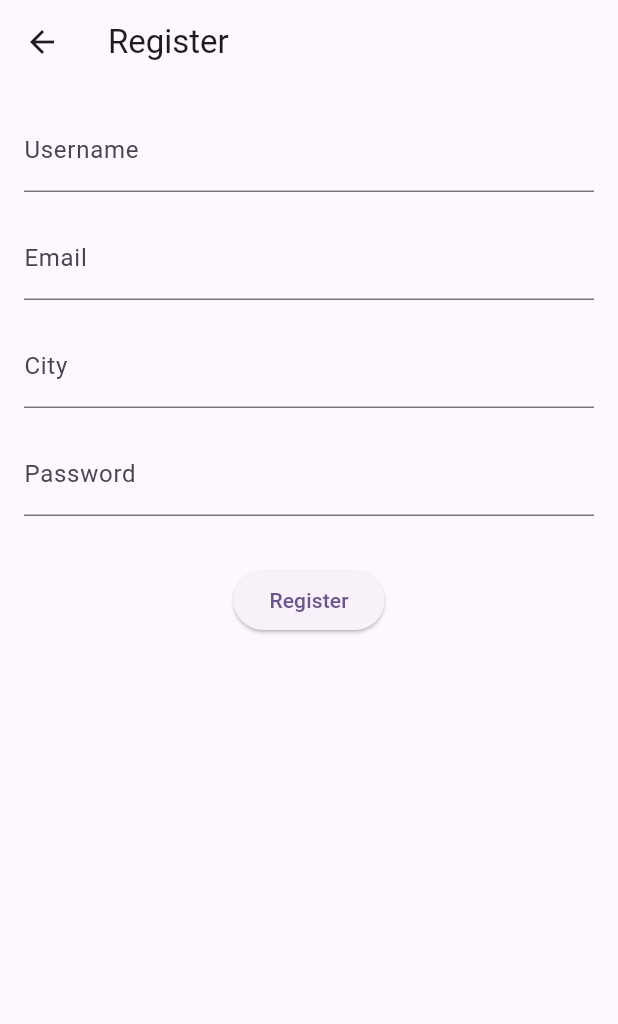
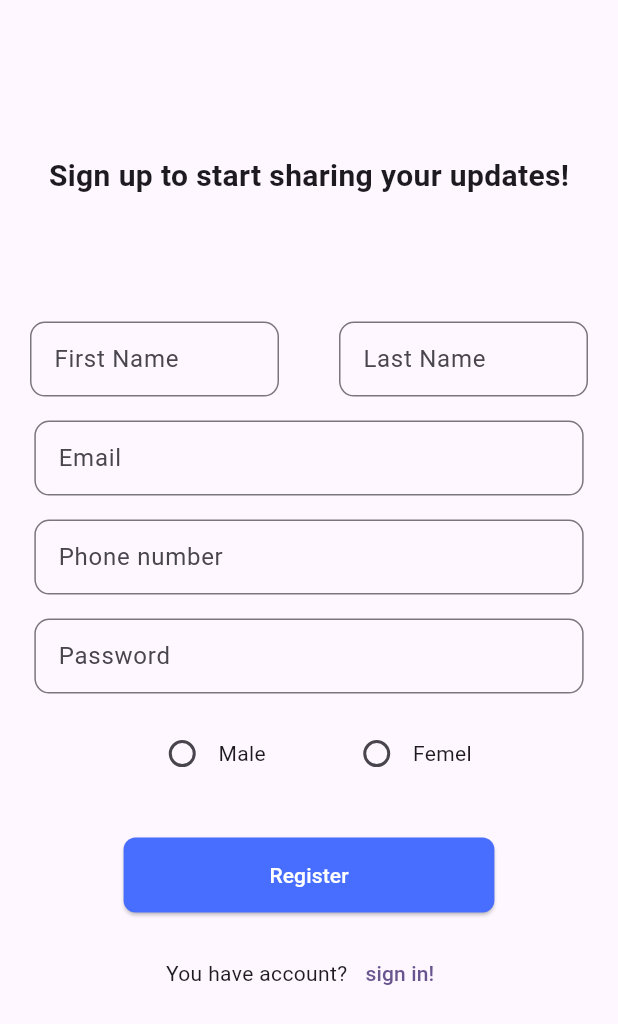
Before and after one commit to mazineab/Echo-App, a Flutter app: the Register screen opened by its route, on a phone screen of 412 x 824 dp. Shown: the top 1024 px of the screen. Run offline on Flutter 3.47's test engine with Material 3 defaults, Android fonts, the phone set to English and light mode, and no system bars; our stand-ins replace cloud_firestore, firebase_auth, firebase_core, get; accounts and stored records are empty; network calls fail.

Commit message:
update UI for signin and signup screens

```diff
--- /dev/null
+++ b/lib/common/widgets/custom_button.dart
@@ -0,0 +1,26 @@
+import 'package:flutter/material.dart';
+
+@immutable
+class CustomButton extends StatelessWidget {
+  final Widget child;
+  final VoidCallback onTap;
+  const CustomButton({super.key, required this.child, required this.onTap});
+
+  @override
+  Widget build(BuildContext context) {
+    return Container(
+      width: double.infinity,
+      margin: EdgeInsets.symmetric(
+          horizontal: MediaQuery.of(context).size.width / 5),
+      height: 50,
+      child: ElevatedButton(
+          style: ButtonStyle(
+              backgroundColor: const WidgetStatePropertyAll(Color(0xFF486eff)),
+              foregroundColor: const WidgetStatePropertyAll(Colors.white),
+              shape: WidgetStatePropertyAll(RoundedRectangleBorder(
+                  borderRadius: BorderRadius.circular(8)))),
+          onPressed: onTap,
+          child: child),
+    );
+  }
+}
--- /dev/null
+++ b/lib/common/widgets/custom_text_fields.dart
@@ -0,0 +1,33 @@
+import 'package:flutter/material.dart';
+
+class CustomTextFeild extends StatelessWidget {
+  final String label;
+  final TextEditingController controller;
+  final bool isPassword;
+  final bool hasMargin;
+
+  const CustomTextFeild(
+      {super.key,
+      required this.label,
+      required this.controller,
+      required this.isPassword,
+      this.hasMargin = true});
+
+  @override
+  Widget build(BuildContext context) {
+    return Container(
+      margin: EdgeInsets.symmetric(
+          horizontal:
+              hasMargin ? MediaQuery.of(context).size.width / 18 : 20.0),
+      height: 50,
+      child: TextFormField(
+        controller: controller,
+        obscureText: isPassword,
+        decoration: InputDecoration(
+          label: Text(label),
+          border: OutlineInputBorder(borderRadius: BorderRadius.circular(10)),
+        ),
+      ),
+    );
+  }
+}
--- /dev/null
+++ b/lib/common/widgets/custom_text_navigation.dart
@@ -0,0 +1,31 @@
+import 'package:flutter/material.dart';
+import 'package:get/get.dart';
+
+import '../../routes/routes_names.dart';
+
+class CustomTextNavigation extends StatelessWidget {
+  final String firstText;
+  final String secondText;
+  final VoidCallback onTap;
+  const CustomTextNavigation({super.key,required this.firstText,required this.secondText,required this.onTap});
+
+  @override
+  Widget build(BuildContext context) {
+    return SizedBox(
+        child: Center(
+      child: Row(
+        mainAxisSize: MainAxisSize.min,
+        children: [
+          Text(
+            firstText,
+          ),
+          TextButton(
+              onPressed:onTap,
+              child: Text(
+                secondText
+              ))
+        ],
+      ),
+    ));
+  }
+}
--- /dev/null
+++ b/lib/data/models/enums.dart
@@ -0,0 +1 @@
+enum Sexe { male, female }
--- a/lib/data/models/user.dart
+++ b/lib/data/models/user.dart
@@ -1,25 +1,33 @@
+import 'package:myapp/data/models/enums.dart';
+
 class User {
   String id;
-  String name;
+  String firstName;
+  String lastName;
   String email;
-  String city;
+  String phoneNumber;
   String password;
+  Sexe sexe;
   List<dynamic>? roles;
 
   User({
     required this.id,
-    required this.name,
+    required this.firstName,
+    required this.lastName,
     required this.email,
-    required this.city,
+    required this.sexe,
+    required this.phoneNumber,
     required this.password,
   });
 
   factory User.fromJson(Map<String, dynamic> json) {
     return User(
       id: json['id'],
-      name: json['name'],
+      firstName: json['firstName'],
+      lastName: json['lastName'],
       email: json['email'],
-      city: json['city'],
+      phoneNumber: json['phoneNumber'],
+      sexe: json['sexe'],
       password: json['password'],
     );
   }
@@ -27,9 +35,11 @@ class User {
   Map<String, dynamic> toJson() {
     return {
       'id': id,
-      'name': name,
+      'firstName': firstName,
+      'lastName': lastName,
       'email': email,
-      'city': city,
+      'phoneNumber': phoneNumber,
+      'sexe':sexe==Sexe.male?"male":"femel",
       'password': password,
     };
   }
--- a/lib/featues/auth/controllers/auth_controller.dart
+++ b/lib/featues/auth/controllers/auth_controller.dart
@@ -2,6 +2,7 @@ import 'package:flutter/material.dart';
 import 'package:get/get.dart';
 import 'package:firebase_auth/firebase_auth.dart';
 import 'package:cloud_firestore/cloud_firestore.dart';
+import 'package:myapp/data/models/enums.dart';
 import 'package:myapp/data/models/user.dart' as myUser;
 import 'package:myapp/routes/routes_names.dart';
 
@@ -12,15 +13,22 @@ class AuthController extends GetxController {
   final formKey = GlobalKey<FormState>();
   final emailController = TextEditingController();
   final passwordController = TextEditingController();
-  final cityController = TextEditingController();
+  final phoneController = TextEditingController();
   final usernameController = TextEditingController();
+  final firstNameController = TextEditingController();
+  final lastNameController = TextEditingController();
+  String? sexeVal;
+  changeSexeVal(String val) {
+    sexeVal = val;
+    update();
+  }
 
   Future<void> login() async {
     try {
       UserCredential user = await firabaseAuth.signInWithEmailAndPassword(
           email: emailController.text, password: passwordController.text);
       if (user.user != null) {
-        Get.offNamed(Routesnames.home);
+        Get.offNamed(RoutesNames.home);
       }
       //navigation to home
     } catch (e) {
@@ -32,8 +40,9 @@ class AuthController extends GetxController {
   Future<void> register() async {
     final listControllers = [
       emailController,
-      usernameController,
-      cityController,
+      firstNameController,
+      lastNameController,
+      phoneController,
       passwordController
     ];
     try {
@@ -42,14 +51,16 @@ class AuthController extends GetxController {
       if (user.user != null) {
         await fireabseFireStore.collection('users').add(myUser.User(
               id: user.user!.uid,
-              name: usernameController.text,
+              firstName: firstNameController.text,
+              lastName: lastNameController.text,
               email: emailController.text,
-              city: cityController.text,
+              phoneNumber: phoneController.text,
+              sexe: sexeVal == "Male" ? Sexe.male : Sexe.male,
               password: passwordController.text,
             ).toJson());
         listControllers.forEach((e) => e.text = "");
+        sexeVal = null;
       }
-
       // a.collection('roles').add({'name': 'user'});
       Get.snackbar('Success', 'success create your account',
           colorText: Colors.white, backgroundColor: Colors.green);
--- a/lib/featues/auth/screens/register.dart
+++ b/lib/featues/auth/screens/register.dart
@@ -1,6 +1,11 @@
 import 'package:flutter/material.dart';
 import 'package:get/get.dart';
+import 'package:myapp/common/widgets/custom_button.dart';
+import 'package:myapp/common/widgets/custom_text_fields.dart';
 import 'package:myapp/featues/auth/controllers/auth_controller.dart';
+
+import '../../../common/widgets/custom_text_navigation.dart';
+import '../../../routes/routes_names.dart';
 
 class Register extends StatelessWidget {
   Register({super.key});
@@ -10,72 +15,84 @@ class Register extends StatelessWidget {
   @override
   Widget build(BuildContext context) {
     return Scaffold(
-      appBar: AppBar(
-        title: const Text('Register'),
-      ),
       body: SingleChildScrollView(
-        child: Padding(
-          padding: const EdgeInsets.all(16.0),
         child: Form(
           key: controller.formKey,
           child: Column(
+            mainAxisAlignment: MainAxisAlignment.spaceEvenly,
             children: [
-                TextFormField(
-                  controller: controller.usernameController,
-                  decoration: const InputDecoration(labelText: 'Username'),
-                  validator: (value) {
-                    if (value == null || value.isEmpty) {
-                      return 'Please enter your username';
-                    }
-                    return null;
-                  },
+              SizedBox(height: MediaQuery.of(context).size.height / 8),
+              const Text("Sign up to start sharing your updates!",
+                  style: TextStyle(fontSize: 20, fontWeight: FontWeight.bold)),
+              SizedBox(height: MediaQuery.of(context).size.height / 10),
+              Row(
+                children: [
+                  Expanded(
+                    child: CustomTextFeild(
+                        hasMargin: false,
+                        label: "First Name",
+                        controller: controller.firstNameController,
+                        isPassword: false),
                   ),
-                const SizedBox(height: 16.0),
-                TextFormField(
-                  controller: controller.emailController,
-                  decoration: const InputDecoration(labelText: 'Email'),
-                  validator: (value) {
-                    if (value == null || value.isEmpty) {
-                      return 'Please enter your email';
-                    }
-                    if (!value.contains('@')) {
-                      return 'Please enter a valid email';
-                    }
-                    return null;
-                  },
-                ),
-                const SizedBox(height: 16.0),
-                TextFormField(
-                  controller: controller.cityController,
-                  decoration: const InputDecoration(labelText: 'City'),
-                  validator: (value) {
-                    if (value == null || value.isEmpty) {
-                      return 'Please enter your city';
-                    }
-                    return null;
-                  },
-                ),
-                const SizedBox(height: 16.0),
-                TextFormField(
-                  controller: controller.passwordController,
-                  decoration: const InputDecoration(labelText: 'Password'),
-                  obscureText: true,
-                  validator: (value) {
-                    if (value == null || value.isEmpty) {
-                      return 'Please enter your password';
-                    }
-                    return null;
-                  },
-                ),
-                const SizedBox(height: 32.0),
-                ElevatedButton(
-                  onPressed: () {
-                    controller.register();
-                  },
-                  child: const Text('Register'),
+                  Expanded(
+                    child: CustomTextFeild(
+                        hasMargin: false,
+                        label: "Last Name",
+                        controller: controller.lastNameController,
+                        isPassword: false),
                   ),
                 ],
               ),
+              const SizedBox(height: 16.0),
+              CustomTextFeild(
+                  label: "Email",
+                  controller: controller.emailController,
+                  isPassword: false),
+              const SizedBox(height: 16.0),
+              CustomTextFeild(
+                  label: "Phone number",
+                  controller: controller.phoneController,
+                  isPassword: false),
+              const SizedBox(height: 16.0),
+              CustomTextFeild(
+                  label: "Password",
+                  controller: controller.passwordController,
+                  isPassword: true),
+              const SizedBox(height: 16.0),
+              GetBuilder<AuthController>(
+                builder: (_) => Row(
+                  mainAxisAlignment: MainAxisAlignment.center,
+                  crossAxisAlignment: CrossAxisAlignment.center,
+                  children: [
+                    Radio(
+                        value: "Male",
+                        groupValue: controller.sexeVal,
+                        onChanged: (val) {
+                          controller.changeSexeVal(val ?? "");
+                        }),
+                    const Text("Male"),
+                    const SizedBox(
+                      width: 50,
+                    ),
+                    Radio(
+                        value: "Femel",
+                        groupValue: controller.sexeVal,
+                        onChanged: (val) {
+                          controller.changeSexeVal(val ?? "");
+                        }),
+                    const Text("Femel")
+                  ],
+                ),
+              ),
+              const SizedBox(height: 32.0),
+              CustomButton(
+                  onTap: controller.register, child: const Text("Register")),
+              SizedBox(height: MediaQuery.of(context).size.height / 50),
+              CustomTextNavigation(
+                  firstText: "You have account?",
+                  secondText: "sign in!",
+                  onTap: () => Get.offNamed(RoutesNames.login))
+            ],
           ),
         ),
       ),
--- a/lib/main.dart
+++ b/lib/main.dart
@@ -32,8 +32,8 @@ class MyApp extends StatelessWidget {
       ),
       getPages: Routes.getApp(),
       initialRoute: FirebaseAuth.instance.currentUser == null
-          ? Routesnames.login
-          : Routesnames.home,
+          ? RoutesNames.login
+          : RoutesNames.home,
       // initialRoute: Routesnames.register,
     );
   }
--- a/lib/routes/routes.dart
+++ b/lib/routes/routes.dart
@@ -6,8 +6,8 @@ import 'package:myapp/routes/routes_names.dart';
 
 class Routes{
     static getApp()=>[
-        GetPage(name: Routesnames.login, page:()=>Login()),
-        GetPage(name: Routesnames.register, page:()=>Register()),
-        GetPage(name: Routesnames.home, page:()=>HomePage())
+        GetPage(name: RoutesNames.login, page:()=>Login()),
+        GetPage(name: RoutesNames.register, page:()=>Register()),
+        GetPage(name: RoutesNames.home, page:()=>HomePage())
     ];
 }
--- a/lib/routes/routes_names.dart
+++ b/lib/routes/routes_names.dart
@@ -1,4 +1,4 @@
-class Routesnames {
+class RoutesNames {
   static const String register = '/register';
   static const String login = '/login';
   static const String home = '/home';
```
Also changed, not shown: lib/featues/auth/screens/home_page.dart (+18 -11 lines), lib/featues/auth/screens/login.dart (+31 -36 lines). Lines whose indentation alone changed are shown as unchanged.
